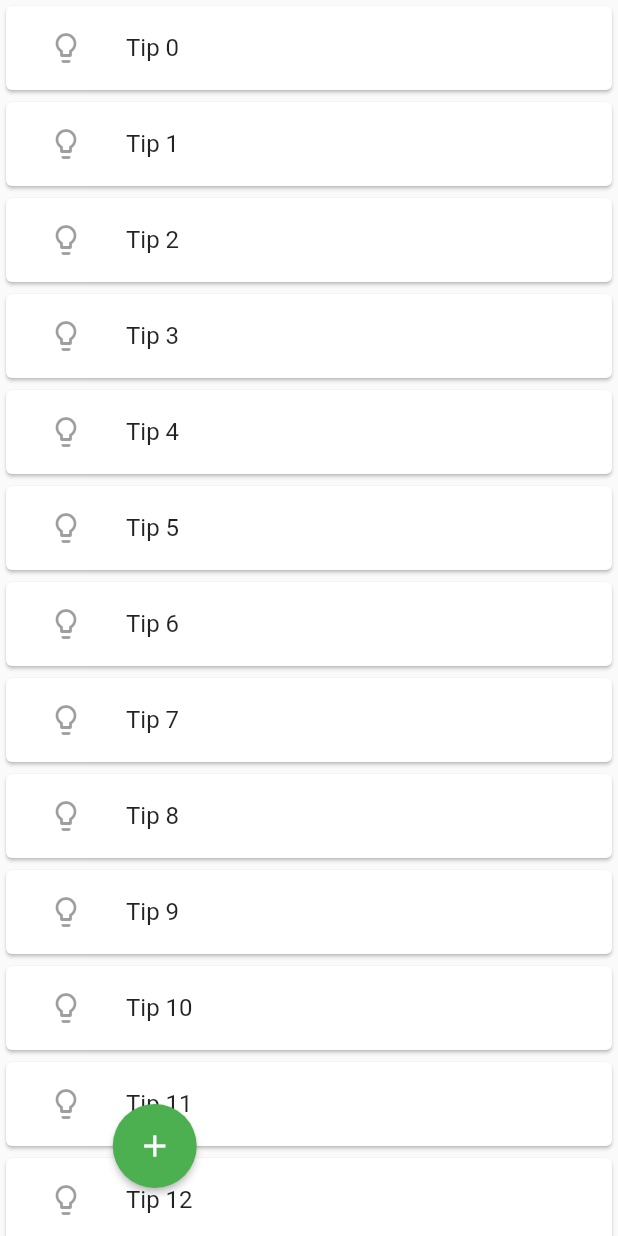
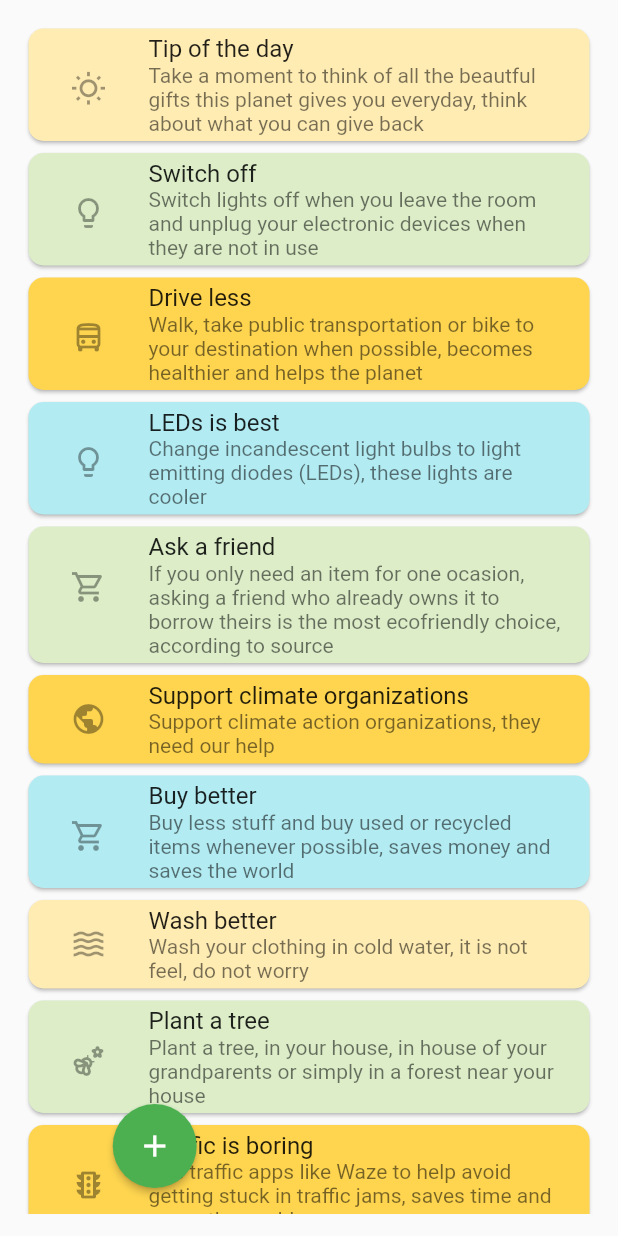
Before and after one commit to kuerbisatom/6geeks, a Flutter app: the TipsList widget shown alone on an empty page, opened directly, on a phone screen of 412 x 824 dp. Run offline on Flutter 3.47's test engine with Material 2 defaults, Android fonts, the phone set to English and light mode, and no system bars; our stand-ins replace charts_flutter.

Commit message:
Add files via upload

```diff
--- a/co2_tracker/lib/screens/tips.dart
+++ b/co2_tracker/lib/screens/tips.dart
@@ -7,21 +7,47 @@ class TipsList extends StatefulWidget {
 class _TipsListState extends State<TipsList>{
   @override
   Widget build(BuildContext context) {
-    final titles = ['Tip', 'Tip', 'Tip', 'Tip', 'Tip', 'Tip', 'Tip', 'Tip', 'Tip', 'Tip', 'Tip', 'Tip', 'Tip', 'Tip', 'Tip', 'Tip', 'Tip', 'Tip', 'Tip', 'Tip'];
+    final titles = ['Tip of the day', 'Switch off', 'Drive less', 'LEDs is best', 'Ask a friend', 'Support climate organizations', 'Buy better', 'Wash better', 'Plant a tree', 'Traffic is boring', 'Open the windows', 'Buy groceries in bulk', 'Bottled water no', 'Read online', 'Bring your own container'];
+    final titles2 = ['Take a moment to think of all the beautful gifts this planet gives you everyday, think about what you can give back',
+      'Switch lights off when you leave the room and unplug your electronic devices when they are not in use',
+      'Walk, take public transportation or bike to your destination when possible, becomes healthier and helps the planet',
+      'Change incandescent light bulbs to light emitting diodes (LEDs), these lights are cooler',
+      'If you only need an item for one ocasion, asking a friend who already owns it to borrow theirs is the most ecofriendly choice, according to source',
+      'Support climate action organizations, they need our help',
+      'Buy less stuff and buy used or recycled items whenever possible, saves money and saves the world',
+      'Wash your clothing in cold water, it is not feel, do not worry',
+      'Plant a tree, in your house, in house of your grandparents or simply in a forest near your house ',
+      'Use traffic apps like Waze to help avoid getting stuck in traffic jams, saves time and saves the world',
+      'Use less air conditioning while you drive, even when the weather is hot, it costs nothing to open the windows',
+      'Buy groceries in bulk when possible using your own reusable container',
+      'Do not buy bottled water, instead buy a reusable water bottle made of metal or glass ',
+      'Read magazines and newspapers online, you even have not to get out of bed',
+      'According to source more than 100000 takeout containers end in landfil each year, by bringing your own container you can help reduce this number'];
 
-    // final icons = [Icons.lightbulb_outline,Icons.lightbulb_outline,Icons.lightbulb_outline];
+    List<int> colors = [0xFFFFECB3, 0xFFDCEDC8, 0xFFFFFD54F, 0xFFB2EBF2, 0xFFDCEDC8, 0xFFFFFD54F, 0xFFB2EBF2, 0xFFFFECB3, 0xFFDCEDC8, 0xFFFFFD54F, 0xFFB2EBF2, 0xFFFFECB3, 0xFFFFFD54F, 0xFFB2EBF2, 0xFFDCEDC8];
+    final icons = [Icons.wb_sunny_outlined,Icons.lightbulb_outline,Icons.directions_bus_outlined,Icons.lightbulb_outline,Icons.shopping_cart_outlined,Icons.public_sharp,Icons.local_grocery_store_outlined,Icons.waves,Icons.emoji_nature_outlined,Icons.traffic_outlined,Icons.directions_car_outlined,Icons.local_grocery_store_outlined,Icons.waves,Icons.book_outlined,Icons.shopping_bag_outlined];
+
     return Container(
+        margin: EdgeInsets.all(15),
         child: ListView.builder(
           itemCount: titles.length,
           itemBuilder: (context, index) {
             return Card( //                           <-- Card widget
+              shape: RoundedRectangleBorder(
+                borderRadius: const BorderRadius.all(Radius.circular(10.0)),
+              ),
+              color: Color(colors[index]),
               child: ListTile(
-                leading:
-                IconButton(
-                    icon: Icon(Icons.lightbulb_outline),
+                leading: IconButton(
+                    icon: Icon(icons[index]),
                     onPressed: null
                 ),
-                title: Text(titles[index] + ' $index'),
+                title: Text(
+                    titles[index],
+                    style: TextStyle(fontFamily: 'Roboto'),),
+                subtitle: Text(
+                    titles2[index],
+                    style: TextStyle(fontFamily: 'Roboto'),),
               ),
             );
           },
```
